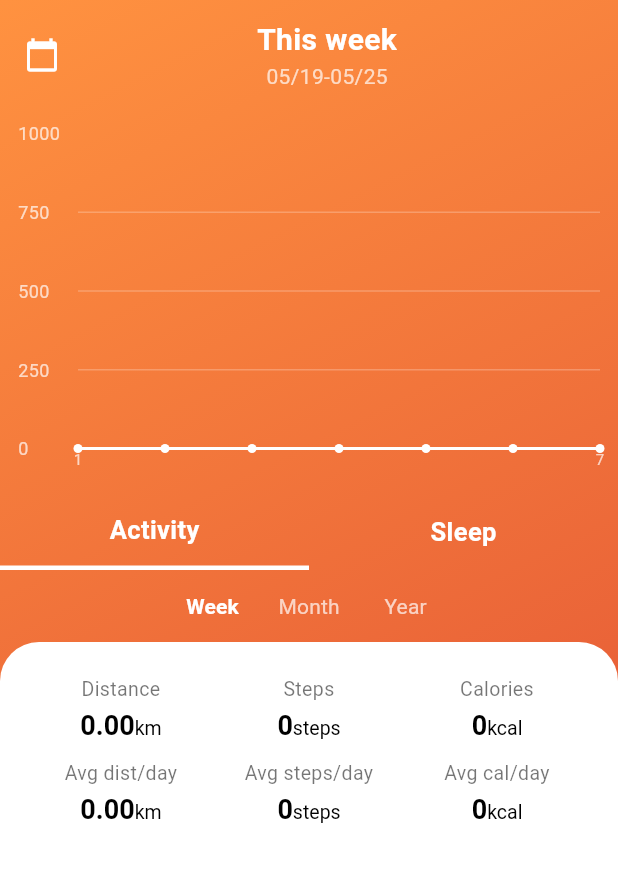
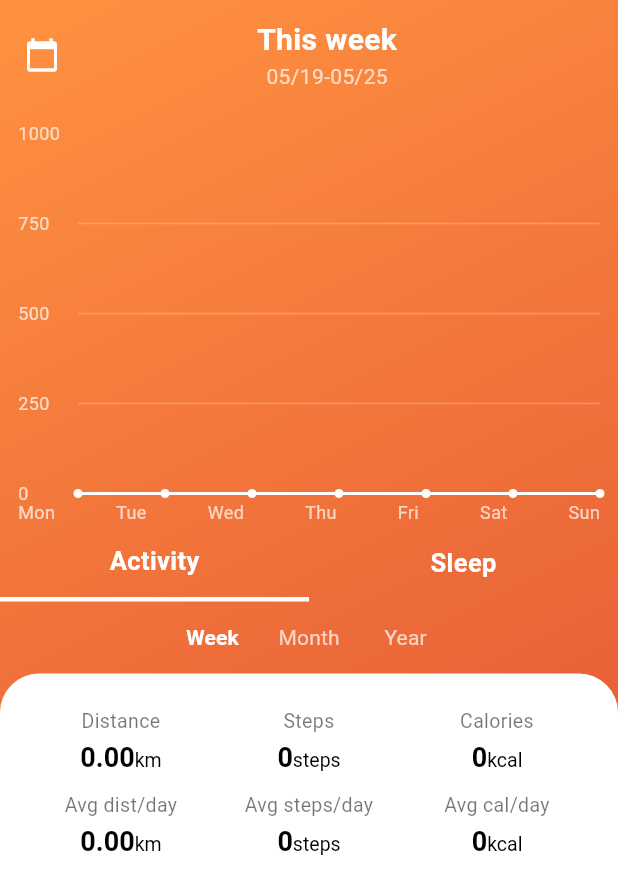
Before and after one commit to dqdynamo/dipo, a Flutter app: the ProgressScreen screen opened directly, on a phone screen of 412 x 824 dp. Shown: the top 894 px of the screen. Run offline on Flutter 3.47's test engine with Material 3 defaults, Android fonts, the phone set to English and light mode, and no system bars; drawn by our look-alikes of fl_chart; our stand-ins replace cloud_firestore, firebase_auth, firebase_core, flutter_blue_plus, google_fonts, percent_indicator and 1 more; missing offline and left inert: health; accounts and stored records are empty.

Commit message:
Revert "commit"
This reverts commit 6ae1bd963f6147ff09469df99d8be80e3ec896a1.

```diff
--- a/lib/pages/Main/progress_screen.dart
+++ b/lib/pages/Main/progress_screen.dart
@@ -175,6 +175,13 @@ class _ProgressScreenState extends State<ProgressScreen> {
                         isActivity: isAct,
                         period: _period,
                       ),
+                    ),
+                  ),
+                  Padding(
+                    padding: const EdgeInsets.only(left: 12, right: 12, top: 4),
+                    child: Row(
+                      mainAxisAlignment: MainAxisAlignment.spaceBetween,
+                      children: _buildLabels(),
                     ),
                   ),
                   Row(
@@ -376,23 +383,7 @@ class _Chart extends StatelessWidget {
           ),
           rightTitles: AxisTitles(sideTitles: SideTitles(showTitles: false)),
           topTitles: AxisTitles(sideTitles: SideTitles(showTitles: false)),
-          bottomTitles: AxisTitles(
-            sideTitles: SideTitles(
-              showTitles: true,
-              interval: 1,
-              reservedSize: 30,
-              getTitlesWidget: (value, meta) {
-                final day = value.toInt() + 1;
-                const visibleDays = [1, 7, 13, 19, 25, 31];
-                return visibleDays.contains(day)
-                    ? Text(
-                  '$day',
-                  style: const TextStyle(color: Colors.white70, fontSize: 10),
-                )
-                    : const SizedBox.shrink();
-              },
-            ),
-          ),
+          bottomTitles: AxisTitles(sideTitles: SideTitles(showTitles: false)),
         ),
         borderData: FlBorderData(show: false),
         lineBarsData: [
```
Also changed, not shown: lib/pages/Main/dashboard_screen.dart (+6 -10 lines), lib/services/activity_tracker_service.dart (+5 -26 lines), 4 other files.
